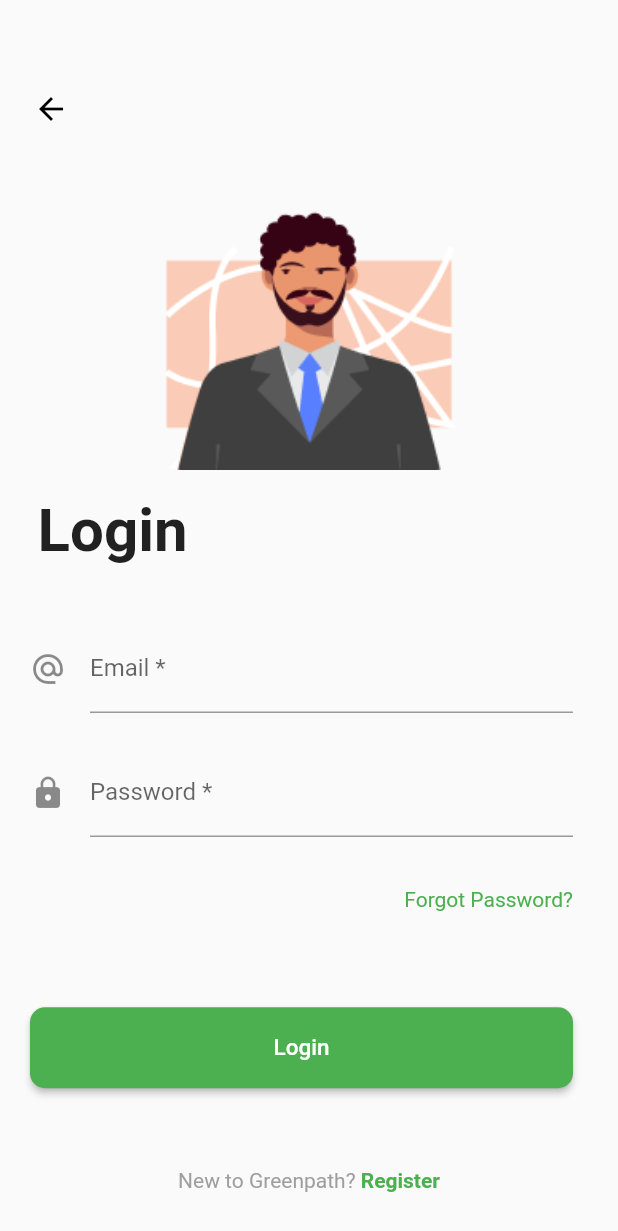
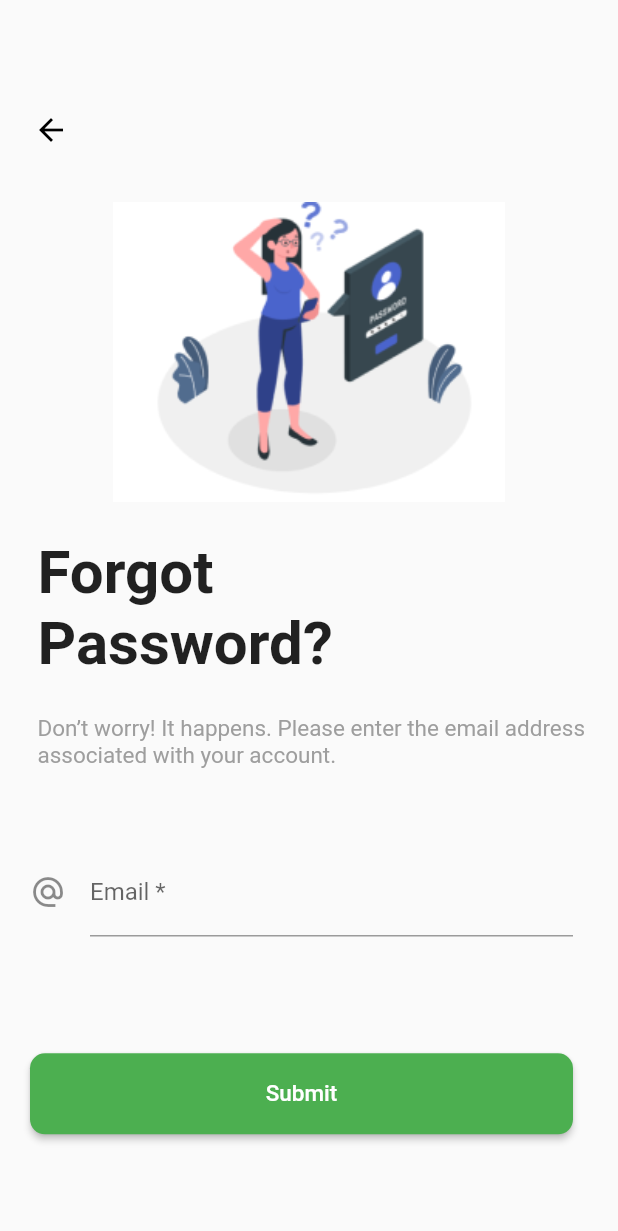
Before and after one commit to thushaltk/UOK-greenpath-project-20, a Flutter app: the screen it shows after launch, on a phone screen of 412 x 824 dp. Shown: the top 1231 px of the screen. Run offline on Flutter 3.47's test engine with Material 2 defaults, Android fonts, the light colour scheme and no system bars.

Commit message:
added: forgot password screen

```diff
--- a/lib/main.dart
+++ b/lib/main.dart
@@ -1,4 +1,5 @@
 import 'package:flutter/material.dart';
+import 'package:greenpath_20/screens/forgot-password-screen.dart';
 import 'package:greenpath_20/screens/get-started-screen.dart';
 import 'package:greenpath_20/screens/login-farmer-screen.dart';
 import 'package:greenpath_20/screens/login-investor-screen.dart';
@@ -34,7 +35,7 @@ class _MyAppState extends State<MyApp> {
       ),
       debugShowCheckedModeBanner: false,
       title: 'Greenpath v1.0',
-      home: LoginInvestorScreen()
+      home: ForgotPasswordScreen()
     );
   }
 }
--- /dev/null
+++ b/lib/screens/forgot-password-screen.dart
@@ -0,0 +1,130 @@
+import 'package:flutter/src/foundation/key.dart';
+import 'package:flutter/src/widgets/framework.dart';
+import 'package:flutter/material.dart';
+
+class ForgotPasswordScreen extends StatelessWidget {
+  const ForgotPasswordScreen({Key? key}) : super(key: key);
+
+  @override
+  Widget build(BuildContext context) {
+    return Scaffold(
+        body: Container(
+      alignment: Alignment.center,
+      width: double.infinity,
+      height: double.infinity,
+      child: Column(
+        mainAxisAlignment: MainAxisAlignment.spaceEvenly,
+        crossAxisAlignment: CrossAxisAlignment.center,
+        children: [
+          SizedBox(
+            height: 25,
+          ),
+          Padding(
+            padding: const EdgeInsets.all(10.0),
+            child: Align(
+              alignment: Alignment.topLeft,
+              child: BackButton(
+                color: Colors.black,
+                onPressed: () {},
+              ),
+            ),
+          ),
+          Container(
+            width: double.infinity,
+            height: 200,
+            child: Image.asset(
+              'assets/images/forgotpw.png',
+              fit: BoxFit.contain,
+            ),
+          ),
+          Column(
+            children: [
+              Padding(
+                padding:
+                    const EdgeInsets.only(left: 25.0, top: 10.0),
+                child: Align(
+                  alignment: Alignment.topLeft,
+                  child: Text(
+                    "Forgot",
+                    style: TextStyle(fontSize: 40, fontWeight: FontWeight.bold),
+                  ),
+                ),
+              ),
+              Padding(
+                padding: const EdgeInsets.only(left: 25.0, bottom: 10.0),
+                child: Align(
+                  alignment: Alignment.topLeft,
+                  child: Text(
+                    "Password?",
+                    style: TextStyle(fontSize: 40, fontWeight: FontWeight.bold),
+                  ),
+                ),
+              ),
+            ],
+          ),
+          Padding(
+            padding: const EdgeInsets.only(left: 25.0, bottom: 10.0),
+            child: Align(
+              alignment: Alignment.topLeft,
+              child: Text(
+                "Don’t worry! It happens. Please enter the email address associated with your account.",
+                style: TextStyle(fontSize: 15, color: Colors.grey),
+              ),
+            ),
+          ),
+          SizedBox(
+            height: 15,
+          ),
+          Padding(
+            padding: const EdgeInsets.only(left: 20.0, right: 30.0),
+            child: TextFormField(
+              decoration: InputDecoration(
+                icon: Icon(Icons.alternate_email),
+                hintText: 'Enter email address',
+                labelText: 'Email *',
+              ),
+              onSaved: (String? value) {
+                // This optional block of code can be used to run
+                // code when the user saves the form.
+              },
+              validator: (String? value) {
+                return (value != null && value.contains('@'))
+                    ? 'Do not use the @ char.'
+                    : null;
+              },
+            ),
+          ),
+          SizedBox(
+            height: 50,
+          ),
+          Padding(
+            padding: const EdgeInsets.only(left: 20.0, right: 30.0),
+            child: SizedBox(
+              width: double.infinity,
+              child: ElevatedButton(
+                style: ButtonStyle(
+                  shape: MaterialStateProperty.all<RoundedRectangleBorder>(
+                      RoundedRectangleBorder(
+                    borderRadius: BorderRadius.circular(10.0),
+                  )),
+                  backgroundColor:
+                      MaterialStateProperty.all<Color>(Colors.green),
+                  padding: MaterialStateProperty.all<EdgeInsets>(
+                      EdgeInsets.all(18.0)),
+                ),
+                onPressed: () {},
+                child: Text('Submit',
+                    style: TextStyle(
+                      fontSize: 15,
+                    )),
+              ),
+            ),
+          ),
+          SizedBox(
+            height: 40,
+          ),
+        ],
+      ),
+    ));
+  }
+}
--- a/pubspec.yaml
+++ b/pubspec.yaml
@@ -52,6 +52,7 @@ flutter:
     - assets/images/investor-login.png
     - assets/images/farmer.png
     - assets/images/investor.png
+    - assets/images/forgotpw.png
 
   # An image asset can refer to one or more resolution-specific "variants", see
   # https://flutter.dev/assets-and-images/#resolution-aware.
```
Also changed, not shown: assets/images/forgotpw.png (added), lib/services/auth-service.dart (added).
